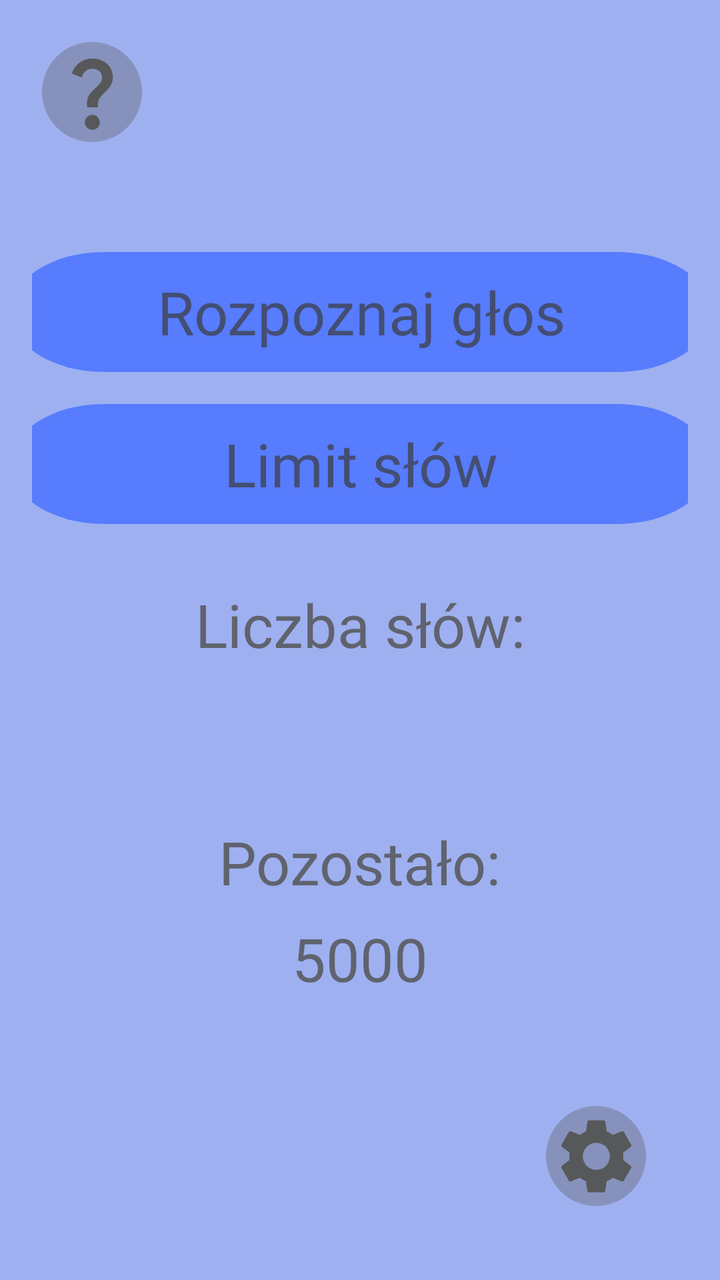
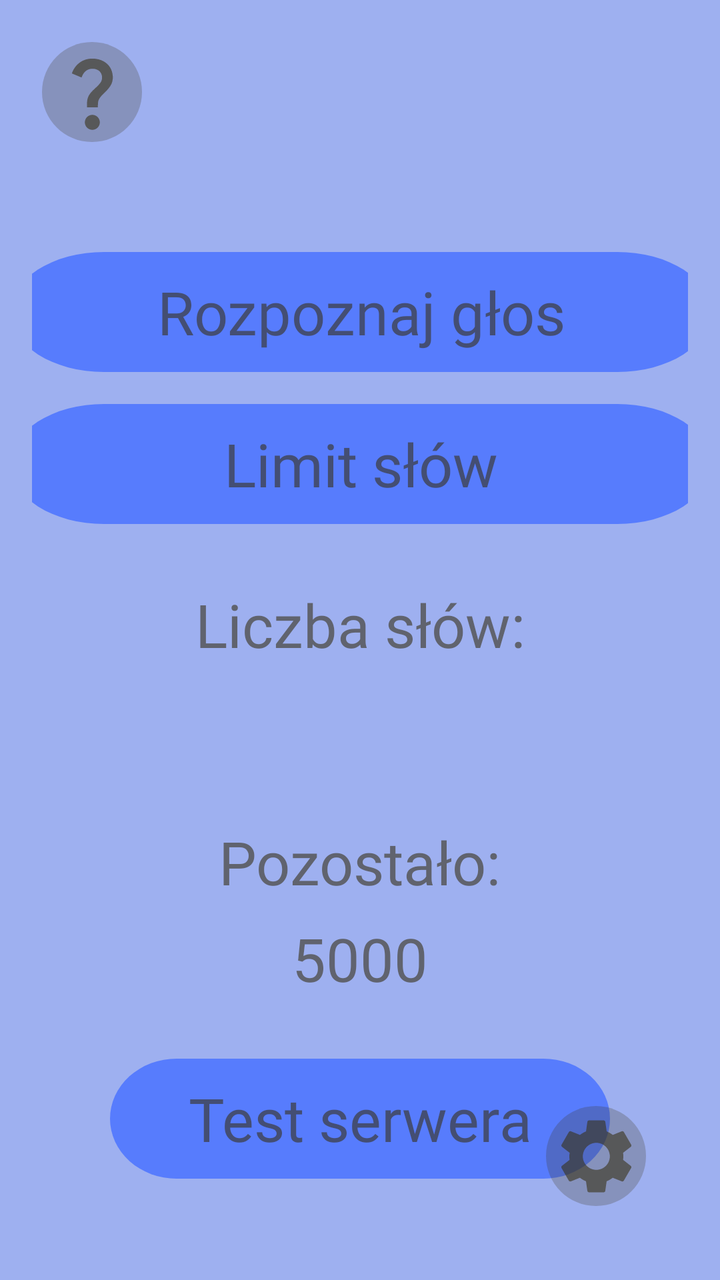

Compare the two renders of this Android layout. The source of the first and the diff that turns it into the second are given below.
<!-- AndroidManifest.xml: application theme Theme.TiredTalker -->
<!-- res/layout/fragment_menu.xml -->
<?xml version="1.0" encoding="utf-8"?>
<androidx.constraintlayout.widget.ConstraintLayout xmlns:android="http://schemas.android.com/apk/res/android"
    xmlns:app="http://schemas.android.com/apk/res-auto"
    android:layout_width="match_parent"
    android:layout_height="match_parent"
    android:padding="16dp"
    android:background="@color/light_blue">

    
    <ImageButton
        android:id="@+id/helpButton"
        android:layout_width="60dp"
        android:layout_height="60dp"
        android:background="@drawable/rounded_button"
        android:src="@drawable/question"
        android:contentDescription="Menu"
        app:layout_constraintTop_toTopOf="parent"
        app:layout_constraintStart_toStartOf="parent" />

    
    <FrameLayout
        android:id="@+id/buttonContainer1"
        android:layout_width="350dp"
        android:layout_height="60dp"
        app:layout_constraintTop_toBottomOf="@+id/helpButton"
        app:layout_constraintStart_toStartOf="parent"
        app:layout_constraintEnd_toEndOf="parent"
        android:layout_marginTop="50dp">

        <ImageButton
            android:id="@+id/buttonRozpoznaj"
            android:layout_width="match_parent"
            android:layout_height="match_parent"
            android:background="@drawable/rect_rounded"
            android:scaleType="fitXY"
            android:padding="0dp"
            android:clickable="true"
            android:focusable="true" />

        <TextView
            android:layout_width="match_parent"
            android:layout_height="match_parent"
            android:text="Rozpoznaj głos"
            android:textColor="@color/brown"
            android:textSize="30sp"
            android:gravity="center"
            android:fontFamily="@font/font_family"/>
    </FrameLayout>

    
    <FrameLayout
        android:id="@+id/buttonContainer2"
        android:layout_width="350dp"
        android:layout_height="60dp"
        app:layout_constraintTop_toBottomOf="@id/buttonContainer1"
        app:layout_constraintStart_toStartOf="parent"
        app:layout_constraintEnd_toEndOf="parent"
        android:layout_marginTop="16dp">

        <ImageButton
            android:id="@+id/buttonLimit"
            android:layout_width="match_parent"
            android:layout_height="match_parent"
            android:background="@drawable/rect_rounded"
            android:scaleType="fitXY"
            android:padding="0dp"
            android:clickable="true"
            android:focusable="true" />

        <TextView
            android:layout_width="match_parent"
            android:layout_height="match_parent"
            android:text="Limit słów"
            android:textColor="@color/brown"
            android:textSize="30sp"
            android:gravity="center"
            android:fontFamily="@font/font_family"/>
    </FrameLayout>

    
    <TextView
        android:id="@+id/text1"
        android:layout_width="wrap_content"
        android:layout_height="wrap_content"
        android:text="Liczba słów:"
        app:layout_constraintTop_toBottomOf="@id/buttonContainer2"
        app:layout_constraintStart_toStartOf="parent"
        app:layout_constraintEnd_toEndOf="parent"
        android:layout_marginTop="30dp"
        android:textColor="@color/brown"
        android:fontFamily="@font/font_family"
        android:textSize="30sp"/>

    
    <TextView
        android:id="@+id/displayText"
        android:layout_width="wrap_content"
        android:layout_height="wrap_content"
        app:layout_constraintTop_toBottomOf="@id/text1"
        app:layout_constraintStart_toStartOf="parent"
        app:layout_constraintEnd_toEndOf="parent"
        android:layout_marginTop="8dp"
        android:textColor="@color/brown"
        android:fontFamily="@font/font_family"
        android:textSize="30sp"/>

    
    <TextView
        android:id="@+id/text3"
        android:layout_width="wrap_content"
        android:layout_height="wrap_content"
        android:text="Pozostało:"
        app:layout_constraintTop_toBottomOf="@id/displayText"
        app:layout_constraintStart_toStartOf="parent"
        app:layout_constraintEnd_toEndOf="parent"
        android:layout_marginTop="30dp"
        android:textColor="@color/brown"
        android:fontFamily="@font/font_family"
        android:textSize="30sp"/>

    
    <TextView
        android:id="@+id/text4"
        android:layout_width="wrap_content"
        android:layout_height="wrap_content"
        android:text="5000"
        app:layout_constraintTop_toBottomOf="@id/text3"
        app:layout_constraintStart_toStartOf="parent"
        app:layout_constraintEnd_toEndOf="parent"
        android:layout_marginTop="8dp"
        android:textColor="@color/brown"
        android:fontFamily="@font/font_family"
        android:textSize="30sp"/>


    
    <ImageButton
        android:id="@+id/settingsButton"
        android:layout_width="60dp"
        android:layout_height="60dp"
        android:layout_marginEnd="32dp"
        android:layout_marginBottom="28dp"
        android:background="@drawable/rounded_button"
        android:src="@drawable/baseline_settings_24"
        app:layout_constraintBottom_toBottomOf="parent"
        app:layout_constraintEnd_toEndOf="parent"
        android:layout_margin="16dp" />

</androidx.constraintlayout.widget.ConstraintLayout>
<!-- resources referenced by this layout -->
<resources>
  <color name="brown">#99373017</color>
  <color name="light_blue">#9EB0F0</color>
  <!-- drawable baseline_settings_24 (drawable) -->
  <vector
      android:alpha="0.6"
      android:height="45dp"
      android:width="45dp"
      android:tint="#373017"
      android:viewportHeight="24"
      android:viewportWidth="24"
      xmlns:android="http://schemas.android.com/apk/res/android">
      <path
          android:fillColor="@android:color/white"
          android:pathData="M19.14,12.94c0.04,-0.3 0.06,-0.61 0.06,-0.94c0,-0.32 -0.02,-0.64 -0.07,-0.94l2.03,-1.58c0.18,-0.14 0.23,-0.41 0.12,-0.61l-1.92,-3.32c-0.12,-0.22 -0.37,-0.29 -0.59,-0.22l-2.39,0.96c-0.5,-0.38 -1.03,-0.7 -1.62,-0.94L14.4,2.81c-0.04,-0.24 -0.24,-0.41 -0.48,-0.41h-3.84c-0.24,0 -0.43,0.17 -0.47,0.41L9.25,5.35C8.66,5.59 8.12,5.92 7.63,6.29L5.24,5.33c-0.22,-0.08 -0.47,0 -0.59,0.22L2.74,8.87C2.62,9.08 2.66,9.34 2.86,9.48l2.03,1.58C4.84,11.36 4.8,11.69 4.8,12s0.02,0.64 0.07,0.94l-2.03,1.58c-0.18,0.14 -0.23,0.41 -0.12,0.61l1.92,3.32c0.12,0.22 0.37,0.29 0.59,0.22l2.39,-0.96c0.5,0.38 1.03,0.7 1.62,0.94l0.36,2.54c0.05,0.24 0.24,0.41 0.48,0.41h3.84c0.24,0 0.44,-0.17 0.47,-0.41l0.36,-2.54c0.59,-0.24 1.13,-0.56 1.62,-0.94l2.39,0.96c0.22,0.08 0.47,0 0.59,-0.22l1.92,-3.32c0.12,-0.22 0.07,-0.47 -0.12,-0.61L19.14,12.94zM12,15.6c-1.98,0 -3.6,-1.62 -3.6,-3.6s1.62,-3.6 3.6,-3.6s3.6,1.62 3.6,3.6S13.98,15.6 12,15.6z"/>
  </vector>
  <!-- drawable question (drawable) -->
  <vector android:alpha="0.6" android:height="45dp" android:tint="#373017"
      android:viewportHeight="24" android:viewportWidth="24"
      android:width="45dp" xmlns:android="http://schemas.android.com/apk/res/android">
      <path android:fillColor="@android:color/white" android:pathData="M11.07,12.85c0.77,-1.39 2.25,-2.21 3.11,-3.44c0.91,-1.29 0.4,-3.7 -2.18,-3.7c-1.69,0 -2.52,1.28 -2.87,2.34L6.54,6.96C7.25,4.83 9.18,3 11.99,3c2.35,0 3.96,1.07 4.78,2.41c0.7,1.15 1.11,3.3 0.03,4.9c-1.2,1.77 -2.35,2.31 -2.97,3.45c-0.25,0.46 -0.35,0.76 -0.35,2.24h-2.89C10.58,15.22 10.46,13.95 11.07,12.85zM14,20c0,1.1 -0.9,2 -2,2s-2,-0.9 -2,-2c0,-1.1 0.9,-2 2,-2S14,18.9 14,20z"/>
  </vector>
  <!-- drawable rect_rounded (drawable) -->
  <?xml version="1.0" encoding="utf-8"?>
  <vector xmlns:android="http://schemas.android.com/apk/res/android"
      android:width="180dp"
      android:height="48dp"
      android:viewportWidth="180"
      android:viewportHeight="48">
  
      <path
          android:fillColor="@color/light_blue_600"
          android:pathData="
              M24,0
              h132
              a24,24 0 0 1 0,48
              h-132
              a24,24 0 0 1 0,-48
              z" />
  
  </vector>
  <!-- drawable rounded_button (drawable) -->
  <vector
      android:alpha="0.24"
      android:height="24dp"
      android:tint="#373017"
      android:viewportHeight="24"
      android:viewportWidth="24"
      android:width="24dp"
      xmlns:android="http://schemas.android.com/apk/res/android">
  
      <path
          android:fillColor="@android:color/white"
          android:pathData="M12,2C6.47,2 2,6.47 2,12s4.47,10 10,10 10,-4.47 10,-10S17.53,2 12,2z"/>
  </vector>
  <style name="Theme.TiredTalker" parent="Theme.MaterialComponents.DayNight.DarkActionBar">
          
          <item name="colorPrimary">@color/purple_500</item>
          <item name="colorPrimaryVariant">@color/purple_700</item>
          <item name="colorOnPrimary">@color/white</item>
          
          <item name="colorSecondary">@color/teal_200</item>
          <item name="colorSecondaryVariant">@color/teal_700</item>
          <item name="colorOnSecondary">@color/black</item>
          
          <item name="android:statusBarColor">?attr/colorPrimaryVariant</item>
          
      </style>
  <color name="light_blue_600">#577CFD</color>
  <color name="purple_500">#FF6200EE</color>
  <color name="purple_700">#FF3700B3</color>
  <color name="white">#FFFFFFFF</color>
  <color name="teal_200">#FF03DAC5</color>
  <color name="teal_700">#FF018786</color>
  <color name="black">#FF000000</color>
</resources>

<!-- the commit's change to res/layout/fragment_menu.xml (unified diff, before → after) -->
@@ -132,6 +132,36 @@
         android:fontFamily="@font/font_family"
         android:textSize="30sp"/>
 
+    
+    <FrameLayout
+        android:id="@+id/buttonContainer5"
+        android:layout_width="250dp"
+        android:layout_height="60dp"
+        app:layout_constraintTop_toBottomOf="@+id/text4"
+        app:layout_constraintStart_toStartOf="parent"
+        app:layout_constraintEnd_toEndOf="parent"
+        android:layout_marginTop="30dp">
+
+        <ImageButton
+            android:id="@+id/buttonTest"
+            android:layout_width="match_parent"
+            android:layout_height="match_parent"
+            android:background="@drawable/rect_rounded"
+            android:scaleType="fitXY"
+            android:padding="0dp"
+            android:clickable="true"
+            android:focusable="true" />
+
+        <TextView
+            android:layout_width="match_parent"
+            android:layout_height="match_parent"
+            android:text="Test serwera"
+            android:textColor="@color/brown"
+            android:textSize="30sp"
+            android:gravity="center"
+            android:fontFamily="@font/font_family"/>
+    </FrameLayout>
+
 
     
     <ImageButton
